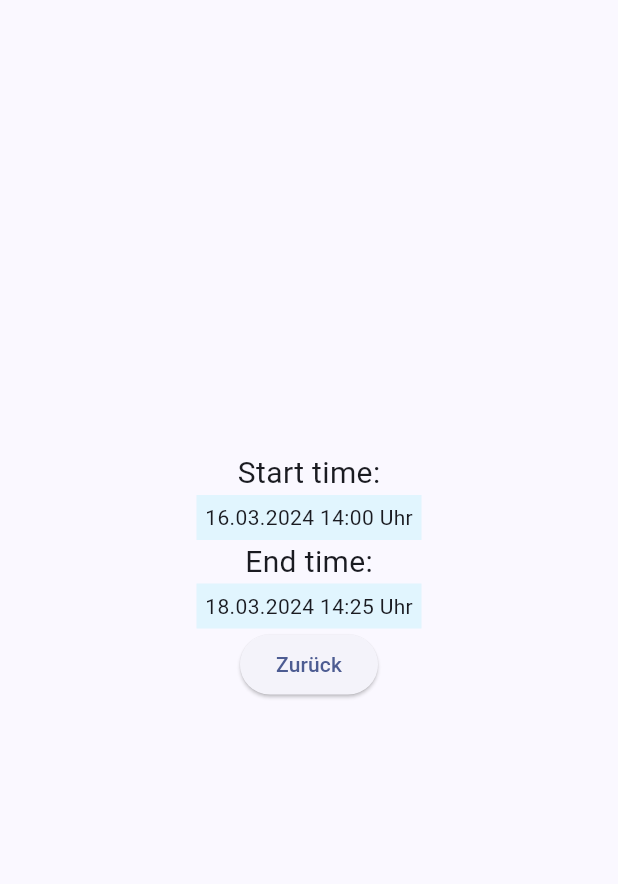
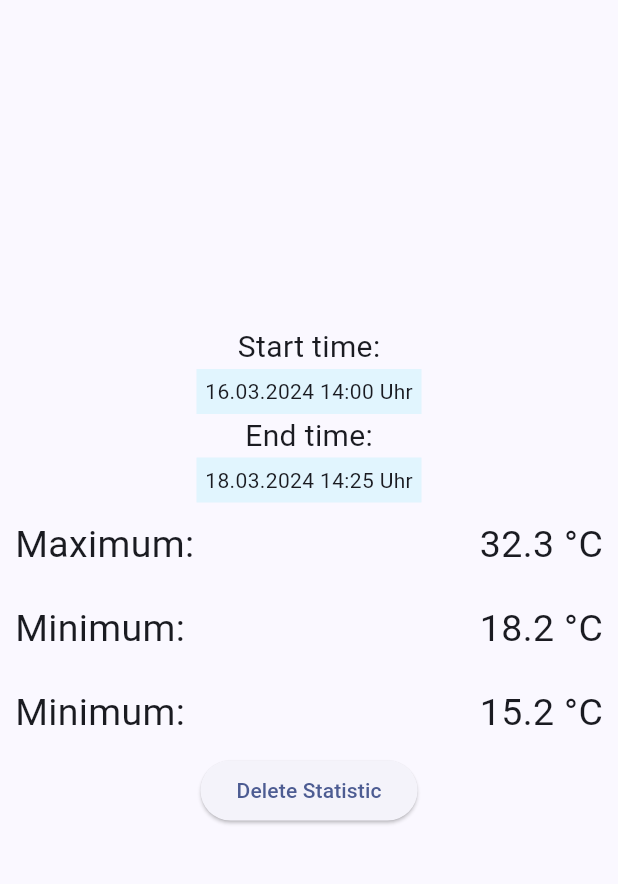
Before and after one commit to BogyMitutoyoCTL/BOGY-App-2024-03, a Flutter app: the statistic screen opened directly, on a phone screen of 412 x 824 dp, the part 84-968 px from its top. Run offline on Flutter 3.47's test engine with Material 3 defaults, Android fonts, the phone set to English and light mode, and no system bars; our stand-ins replace timer_count_down; generated files the repository leaves out were written again; project files that could hold a hidden picture were left out.

Commit message:
Finished statistcs

```diff
--- a/bluetemp/lib/statistics.dart
+++ b/bluetemp/lib/statistics.dart
@@ -56,13 +56,53 @@ class _statisticState extends State<statistic> {
               ),
             ],
           ), //TODO: Impelemnt real End Time
-          ElevatedButton(onPressed: goBack, child: Text("Zurück")),
+          Padding(
+            padding: const EdgeInsets.all(10.0),
+            child: Row(
+              mainAxisAlignment: MainAxisAlignment.spaceBetween,
+              children: [
+                Text(
+                  "Maximum:",
+                  style: TextStyle(fontSize: 25),
+                ),
+                Text("32.3 °C", style: TextStyle(fontSize: 25))
+              ],
+            ),
+          ),
+          Padding(
+            padding: const EdgeInsets.all(10.0),
+            child: Row(
+              mainAxisAlignment: MainAxisAlignment.spaceBetween,
+              children: [
+                Text(
+                  "Minimum:",
+                  style: TextStyle(fontSize: 25),
+                ),
+                Text("18.2 °C", style: TextStyle(fontSize: 25))
+              ],
+            ),
+          ),
+          Padding(
+            padding: const EdgeInsets.all(10.0),
+            child: Row(
+              mainAxisAlignment: MainAxisAlignment.spaceBetween,
+              children: [
+                Text(
+                  "Minimum:",
+                  style: TextStyle(fontSize: 25),
+                ),
+                Text("15.2 °C", style: TextStyle(fontSize: 25))
+              ],
+            ),
+          ),
+          ElevatedButton(
+              onPressed: delete_statistic, child: Text("Delete Statistic")),
         ],
       ),
     );
   }
 
-  void goBack() {
-    Navigator.of(context).pop();
+  void delete_statistic() {
+    //TODO: DELETE STATISTIC Question
   }
 }
```
